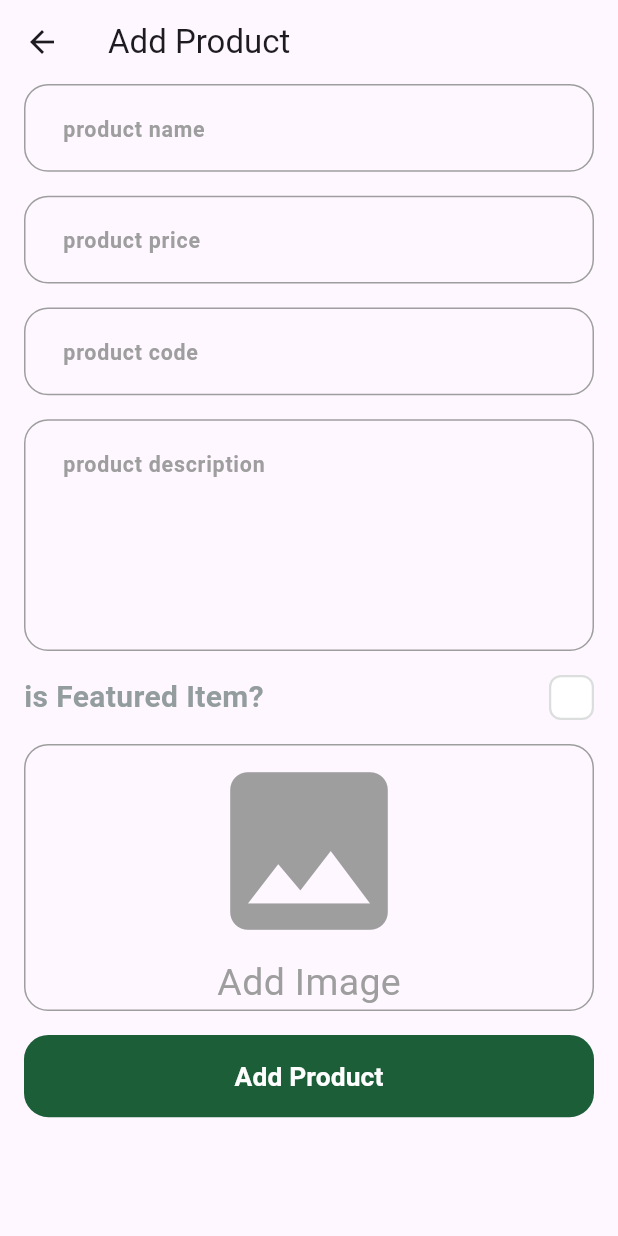
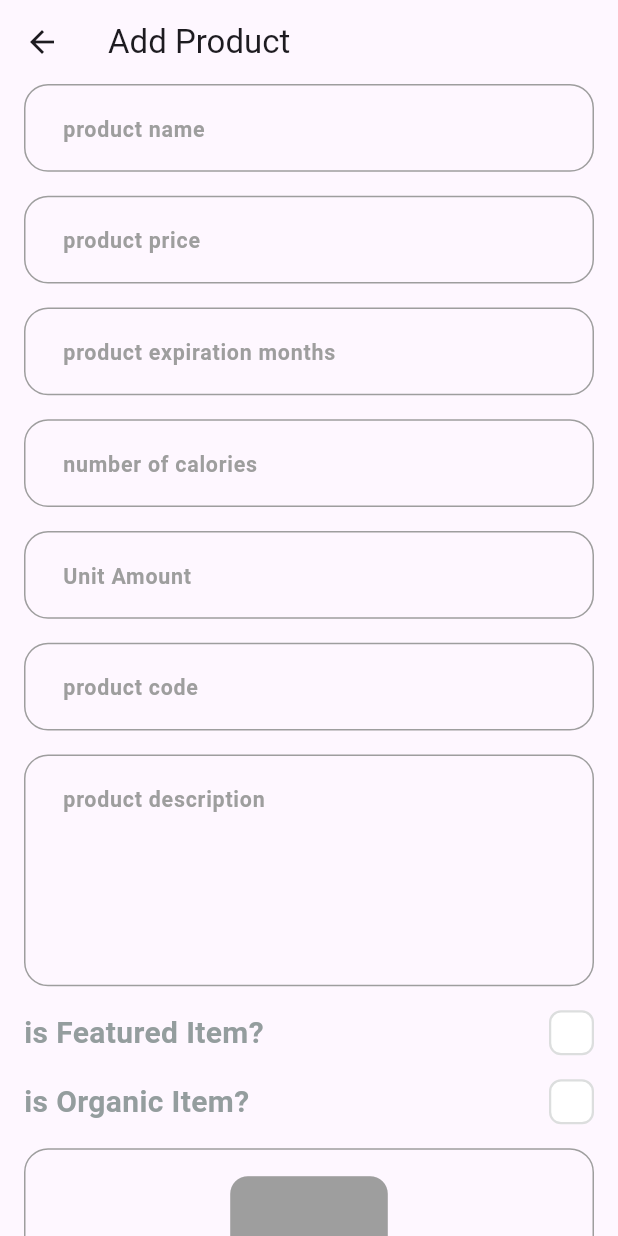
Before and after one commit to ahmedzein74/fruits-hub-dashboard, a Flutter app: the screen it shows after launch, after a tap on "Add Product", on a phone screen of 412 x 824 dp. Run offline on Flutter 3.47's test engine with Material 3 defaults, Android fonts, the phone set to English and light mode, and no system bars; drawn by our look-alikes of skeletonizer; our stand-ins replace bloc, cloud_firestore, dartz, firebase_core, flutter_bloc, flutter_screenutil and 3 more; accounts and stored records are empty; statements that could not run were skipped.

```diff
--- a/lib/core/repos/proudct_repo/proudct_repo.dart
+++ b/lib/core/repos/proudct_repo/proudct_repo.dart
@@ -1,6 +1,6 @@
 import 'package:dartz/dartz.dart';
 import 'package:fruits_hub_dashboard/core/errors/failure.dart';
-import 'package:fruits_hub_dashboard/feature/add_proudct/domain/entities/add_proudct_entity.dart';
+import 'package:fruits_hub_dashboard/feature/add_proudct/domain/entities/add_proudct_input_entity.dart';
 
 abstract class ProudctRepo {
   Future<Either<Failure, void>> addProduct(AddProudctEntity addProudctEntity);
--- a/lib/core/repos/proudct_repo/proudct_repo_impl.dart
+++ b/lib/core/repos/proudct_repo/proudct_repo_impl.dart
@@ -4,7 +4,7 @@ import 'package:fruits_hub_dashboard/core/repos/proudct_repo/proudct_repo.dart';
 import 'package:fruits_hub_dashboard/core/services/database_services.dart';
 import 'package:fruits_hub_dashboard/core/utils/backend_endpoints.dart';
 import 'package:fruits_hub_dashboard/feature/add_proudct/data/models/add_proudct_input_model.dart';
-import 'package:fruits_hub_dashboard/feature/add_proudct/domain/entities/add_proudct_entity.dart';
+import 'package:fruits_hub_dashboard/feature/add_proudct/domain/entities/add_proudct_input_entity.dart';
 
 class ProudctRepoImpl implements ProudctRepo {
   final DatabaseServices databaseServices;
--- a/lib/core/services/get_it_services.dart
+++ b/lib/core/services/get_it_services.dart
@@ -1,13 +1,9 @@
-import 'dart:ui';
-
 import 'package:fruits_hub_dashboard/core/repos/images_repo/images_repo.dart';
 import 'package:fruits_hub_dashboard/core/repos/proudct_repo/proudct_repo.dart';
 import 'package:fruits_hub_dashboard/core/services/database_services.dart';
 import 'package:fruits_hub_dashboard/core/services/fire_store_services.dart';
 import 'package:fruits_hub_dashboard/core/services/subabase_storage.dart';
-import 'package:fruits_hub_dashboard/feature/add_proudct/presentation/controller/cubit/add_proudct_cubit.dart';
 import 'package:get_it/get_it.dart';
-
 import '../repos/images_repo/images_repo_impl.dart';
 import '../repos/proudct_repo/proudct_repo_impl.dart';
 import 'storage_services.dart';
--- a/lib/core/services/subabase_storage.dart
+++ b/lib/core/services/subabase_storage.dart
@@ -6,11 +6,29 @@ import 'package:path/path.dart' as p;
 
 class SubabaseStorageServices implements StorageServices {
   static late Supabase _supabase;
+
+  static createBukets(String buketName) async {
+    var buckets = await _supabase.client.storage.listBuckets();
+
+    bool isBucketExist = false;
+
+    for (var bucket in buckets) {
+      if (bucket.id == buketName) {
+        isBucketExist = true;
+        break;
+      }
+    }
+
+    if (!isBucketExist) {
+      await _supabase.client.storage.createBucket(buketName);
+    }
+  }
+
   static initSupabase() async {
     _supabase = await Supabase.initialize(
       url: 'https://iczixyquckgaxupnohgd.supabase.co',
       anonKey:
-          'eyJhbGciOiJIUzI1NiIsInR5cCI6IkpXVCJ9.eyJpc3MiOiJzdXBhYmFzZSIsInJlZiI6Imljeml4eXF1Y2tnYXh1cG5vaGdkIiwicm9sZSI6ImFub24iLCJpYXQiOjE3MzYzNTAwMjYsImV4cCI6MjA1MTkyNjAyNn0.UQ8d98x9ILzq-Rkrh3pMRtAVZ7PJ9RgGjB-bWLoS3Fc',
+          'eyJhbGciOiJIUzI1NiIsInR5cCI6IkpXVCJ9.eyJpc3MiOiJzdXBhYmFzZSIsInJlZiI6Imljeml4eXF1Y2tnYXh1cG5vaGdkIiwicm9sZSI6InNlcnZpY2Vfcm9sZSIsImlhdCI6MTczNjM1MDAyNiwiZXhwIjoyMDUxOTI2MDI2fQ.krTpWqxnR-QT4UfUCkgpAjA8NF7eR-g3ZSFdDimDRSM',
     );
   }
 
@@ -22,6 +40,10 @@ class SubabaseStorageServices implements StorageServices {
         .from('furits_images')
         .upload('$path/$fileName.$extensionName', file);
 
+    final String publicUrl = _supabase.client.storage
+        .from('furits_images')
+        .getPublicUrl('$path/$fileName.$extensionName');
+
     return response;
   }
 }
--- a/lib/core/utils/backend_endpoints.dart
+++ b/lib/core/utils/backend_endpoints.dart
@@ -3,5 +3,5 @@ class BackendEndpoint {
   static const addUserData = 'users';
   static const getUsersData = 'users';
   static const isUserExists = 'users';
-  static const addProudcts = 'addProducts';
+  static const addProudcts = 'products';
 }
--- a/lib/feature/add_proudct/domain/entities/add_proudct_entity.dart
+++ /dev/null
@@ -1,21 +0,0 @@
-import 'dart:io';
-
-class AddProudctEntity {
-  final String name;
-  final String description;
-  final double price;
-  final File image;
-  final String code;
-  final bool isFeatured;
-  String? imageUrl;
-
-  AddProudctEntity({
-    required this.name,
-    required this.code,
-    required this.description,
-    required this.price,
-    required this.image,
-    required this.isFeatured,
-    this.imageUrl,
-  });
-}
--- /dev/null
+++ b/lib/feature/add_proudct/domain/entities/add_proudct_input_entity.dart
@@ -0,0 +1,35 @@
+import 'dart:io';
+
+import 'package:fruits_hub_dashboard/feature/add_proudct/domain/entities/review_entity.dart';
+
+class AddProudctEntity {
+  final String name;
+  final String description;
+  final double price;
+  final File image;
+  final String code;
+  final bool isFeatured;
+  String? imageUrl;
+  final double expirationMonths;
+  final bool isOrganic;
+  final double numberOfcalories;
+  final double unitAmount;
+  final double averageRating = 0;
+  final double totalRatings = 0;
+  final List<ReviewEntity> reviews;
+
+  AddProudctEntity({
+    required this.reviews,
+    required this.name,
+    required this.code,
+    required this.expirationMonths,
+    required this.numberOfcalories,
+    required this.unitAmount,
+    required this.description,
+    required this.price,
+    required this.image,
+    required this.isFeatured,
+    required this.isOrganic,
+    this.imageUrl,
+  });
+}
--- /dev/null
+++ b/lib/feature/add_proudct/domain/entities/review_entity.dart
@@ -0,0 +1,14 @@
+class ReviewEntity {
+  final String name;
+  final String image;
+  final String date;
+  final num rating;
+  final String reviewDescription;
+
+  ReviewEntity(
+      {required this.name,
+      required this.image,
+      required this.date,
+      required this.rating,
+      required this.reviewDescription});
+}
--- a/lib/feature/add_proudct/presentation/views/add_proudct_view.dart
+++ b/lib/feature/add_proudct/presentation/views/add_proudct_view.dart
@@ -1,5 +1,11 @@
 import 'package:flutter/material.dart';
+import 'package:flutter_bloc/flutter_bloc.dart';
+import 'package:fruits_hub_dashboard/core/repos/images_repo/images_repo.dart';
+import 'package:fruits_hub_dashboard/core/repos/proudct_repo/proudct_repo.dart';
+import 'package:fruits_hub_dashboard/core/services/get_it_services.dart';
+import 'package:fruits_hub_dashboard/feature/add_proudct/presentation/controller/cubit/add_proudct_cubit.dart';
 import 'package:fruits_hub_dashboard/feature/add_proudct/presentation/views/widgets/add_proudct_view_body.dart';
+import 'package:fruits_hub_dashboard/feature/add_proudct/presentation/views/widgets/add_proudct_view_body_bloc_builder.dart';
 
 import 'widgets/build_app_bar.dart';
 
@@ -11,7 +17,13 @@ class AddProductView extends StatelessWidget {
   Widget build(BuildContext context) {
     return Scaffold(
       appBar: buildAppBar(title: 'Add Product'),
-      body: const SafeArea(child: AddProudctViewBody()),
+      body: BlocProvider(
+        create: (context) => AddProudctCubit(
+          getIt.get<ImagesRepo>(),
+          getIt.get<ProudctRepo>(),
+        ),
+        child: const SafeArea(child: AddProudctViewBodyBlocBuilder()),
+      ),
     );
   }
 }
--- a/lib/feature/add_proudct/presentation/views/widgets/add_proudct_view_body.dart
+++ b/lib/feature/add_proudct/presentation/views/widgets/add_proudct_view_body.dart
@@ -1,11 +1,15 @@
 import 'dart:io';
 
 import 'package:flutter/material.dart';
+import 'package:flutter_bloc/flutter_bloc.dart';
 import 'package:fruits_hub_dashboard/core/widgets/custom_button.dart';
 import 'package:fruits_hub_dashboard/core/widgets/custom_text_form_field.dart';
-import 'package:fruits_hub_dashboard/feature/add_proudct/domain/entities/add_proudct_entity.dart';
+import 'package:fruits_hub_dashboard/feature/add_proudct/domain/entities/add_proudct_input_entity.dart';
+import 'package:fruits_hub_dashboard/feature/add_proudct/presentation/controller/cubit/add_proudct_cubit.dart';
 import 'package:fruits_hub_dashboard/feature/add_proudct/presentation/views/widgets/image_field.dart';
 import 'package:fruits_hub_dashboard/feature/add_proudct/presentation/views/widgets/is_featured_check_box.dart';
+
+import 'is_organc_check_box.dart';
 
 class AddProudctViewBody extends StatefulWidget {
   const AddProudctViewBody({super.key});
@@ -19,9 +23,11 @@ class _AddProudctViewBodyState extends State<AddProudctViewBody> {
   AutovalidateMode autovalidateMode = AutovalidateMode.disabled;
 
   late String name, code, description;
-  late double price;
+  late double price, expirationMonths, numberOfcalories, unitAmount;
   bool isFeatured = false;
+  bool isOrganic = false;
   File? image;
+
   @override
   Widget build(BuildContext context) {
     return Padding(
@@ -47,6 +53,36 @@ class _AddProudctViewBodyState extends State<AddProudctViewBody> {
                   price = double.parse(value!);
                 },
                 hintText: 'product price',
+                textInputType: TextInputType.number,
+              ),
+              const SizedBox(
+                height: 16,
+              ),
+              CustomTextFormField(
+                onSaved: (value) {
+                  expirationMonths = double.parse(value!);
+                },
+                hintText: 'product expiration months',
+                textInputType: TextInputType.number,
+              ),
+              const SizedBox(
+                height: 16,
+              ),
+              CustomTextFormField(
+                onSaved: (value) {
+                  numberOfcalories = double.parse(value!);
+                },
+                hintText: 'number of calories',
+                textInputType: TextInputType.number,
+              ),
+              const SizedBox(
+                height: 16,
+              ),
+              CustomTextFormField(
+                onSaved: (value) {
+                  unitAmount = double.parse(value!);
+                },
+                hintText: 'Unit Amount',
                 textInputType: TextInputType.number,
               ),
               const SizedBox(
@@ -81,6 +117,12 @@ class _AddProudctViewBodyState extends State<AddProudctViewBody> {
               const SizedBox(
                 height: 16,
               ),
+              IsOrgancCheckBox(onChanged: (value) {
+                isOrganic = value;
+              }),
+              const SizedBox(
+                height: 16,
+              ),
               ImageField(
                 onFileChanged: (image) {
                   this.image = image;
@@ -96,13 +138,19 @@ class _AddProudctViewBodyState extends State<AddProudctViewBody> {
                         formKey.currentState!.save();
 
                         AddProudctEntity input = AddProudctEntity(
+                            reviews: [],
                             name: name,
                             code: code,
                             price: price,
                             description: description,
                             image: image!,
                             isFeatured: isFeatured,
-                        );
+                            isOrganic: isOrganic,
+                            expirationMonths: expirationMonths,
+                            numberOfcalories: numberOfcalories,
+                            unitAmount: unitAmount);
+
+                        context.read<AddProudctCubit>().addProduct(input);
                       } else {
                         setState(() {
                           autovalidateMode = AutovalidateMode.always;
--- /dev/null
+++ b/lib/feature/add_proudct/presentation/views/widgets/add_proudct_view_body_bloc_builder.dart
@@ -0,0 +1,31 @@
+import 'package:flutter/material.dart';
+import 'package:flutter_bloc/flutter_bloc.dart';
+import 'package:fruits_hub_dashboard/core/functions/show_snack_bar.dart';
+import 'package:fruits_hub_dashboard/feature/add_proudct/presentation/controller/cubit/add_proudct_cubit.dart';
+
+import 'add_proudct_view_body.dart';
+
+class AddProudctViewBodyBlocBuilder extends StatelessWidget {
+  const AddProudctViewBodyBlocBuilder({
+    super.key,
+  });
+
+  @override
+  Widget build(BuildContext context) {
+    return BlocConsumer<AddProudctCubit, AddProudctState>(
+      listener: (context, state) {
+        if (state is AddProudctSuccess) {
+          buildSnackBar(context, 'proudct added successfully');
+        }
+        if (state is AddProudctError) {
+          buildSnackBar(context, state.errorMessage);
+        }
+      },
+      builder: (context, state) {
+        return state is AddProudctLoading
+            ? const Center(child: CircularProgressIndicator())
+            : const AddProudctViewBody();
+      },
+    );
+  }
+}
--- /dev/null
+++ b/lib/feature/add_proudct/presentation/views/widgets/is_organc_check_box.dart
@@ -0,0 +1,49 @@
+import 'package:flutter/material.dart';
+import 'package:flutter/widgets.dart';
+import 'package:fruits_hub_dashboard/core/utils/app_text_styels.dart';
+
+import 'custom_check_box.dart';
+
+class IsOrgancCheckBox extends StatefulWidget {
+  const IsOrgancCheckBox({super.key, required this.onChanged});
+
+  final ValueChanged<bool> onChanged;
+  @override
+  State<IsOrgancCheckBox> createState() => _IsOrgancCheckBoxState();
+}
+
+class _IsOrgancCheckBoxState extends State<IsOrgancCheckBox> {
+  bool isTermsAccepted = false;
+  @override
+  Widget build(BuildContext context) {
+    return Row(
+      children: [
+        Text.rich(
+          TextSpan(
+            children: [
+              TextSpan(
+                text: 'is Organic Item?',
+                style: TextStyles.semiBold13
+                    .copyWith(color: const Color(0xFF949D9E), fontSize: 20),
+              ),
+            ],
+          ),
+          textAlign: TextAlign.right,
+        ),
+        const Expanded(
+          child: SizedBox(
+            width: 16,
+          ),
+        ),
+        CustomCheckBox(
+          onChecked: (value) {
+            isTermsAccepted = value;
+            widget.onChanged(value);
+            setState(() {});
+          },
+          isChecked: isTermsAccepted,
+        ),
+      ],
+    );
+  }
+}
--- a/lib/main.dart
+++ b/lib/main.dart
@@ -1,14 +1,23 @@
+import 'package:bloc/bloc.dart';
+import 'package:cloud_firestore/cloud_firestore.dart';
+import 'package:firebase_core/firebase_core.dart';
 import 'package:flutter/material.dart';
 import 'package:flutter_screenutil/flutter_screenutil.dart';
 import 'package:fruits_hub_dashboard/core/functions/on_genrate_route.dart';
+import 'package:fruits_hub_dashboard/core/services/get_it_services.dart';
 import 'package:fruits_hub_dashboard/core/services/subabase_storage.dart';
-import 'package:supabase_flutter/supabase_flutter.dart';
+import 'core/services/custom_bloc_observer.dart';
 import 'feature/dashboard/presentation/views/dashboard_view.dart';
 
 void main() async {
   WidgetsFlutterBinding.ensureInitialized();
+  Bloc.observer = CustomBlocObserver();
+  await Firebase.initializeApp();
 
   await SubabaseStorageServices.initSupabase();
+  await SubabaseStorageServices.createBukets("furits_images");
+
+  setupGetIt();
 
   runApp(const MainApp());
 }
@@ -18,13 +27,15 @@ class MainApp extends StatelessWidget {
 
   @override
   Widget build(BuildContext context) {
-    return const ScreenUtilInit(
-      designSize: Size(375, 812),
-      child: MaterialApp(
-        debugShowCheckedModeBanner: false,
-        onGenerateRoute: onGenerateRoute,
-        initialRoute: DashboardView.routeName,
-      ),
+    return ScreenUtilInit(
+      designSize: const Size(375, 812),
+      builder: (context, child) {
+        return const MaterialApp(
+          debugShowCheckedModeBanner: false,
+          onGenerateRoute: onGenerateRoute,
+          initialRoute: DashboardView.routeName,
+        );
+      },
     );
   }
 }
--- a/pubspec.yaml
+++ b/pubspec.yaml
@@ -32,6 +32,7 @@ dependencies:
   cloud_firestore: ^5.6.1
   cupertino_icons: ^1.0.8
   dartz: ^0.10.1
+  firebase_core: ^3.10.0
   flutter:
     sdk: flutter
   flutter_bloc: ^8.1.6
@@ -41,6 +42,8 @@ dependencies:
   path: 1.9.0
   skeletonizer: ^1.4.2
   supabase_flutter: ^2.8.3
+  flutterfire_cli: ^0.2.0
+
 
 dev_dependencies:
   flutter_lints: ^4.0.0
```
Also changed, not shown: lib/core/functions/show_snack_bar.dart (added, +9 -0 lines), lib/core/services/custom_bloc_observer.dart (added, +11 -0 lines), lib/feature/add_proudct/data/models/add_proudct_input_model.dart (+27 -4 lines), lib/feature/add_proudct/data/models/review_model.dart (added, +38 -0 lines), lib/feature/add_proudct/presentation/controller/cubit/add_proudct_cubit.dart (+2 -5 lines), firebase.json, lib/firebase_options.dart, pubspec.lock, 2 other files. Lines whose indentation alone changed are shown as unchanged.
